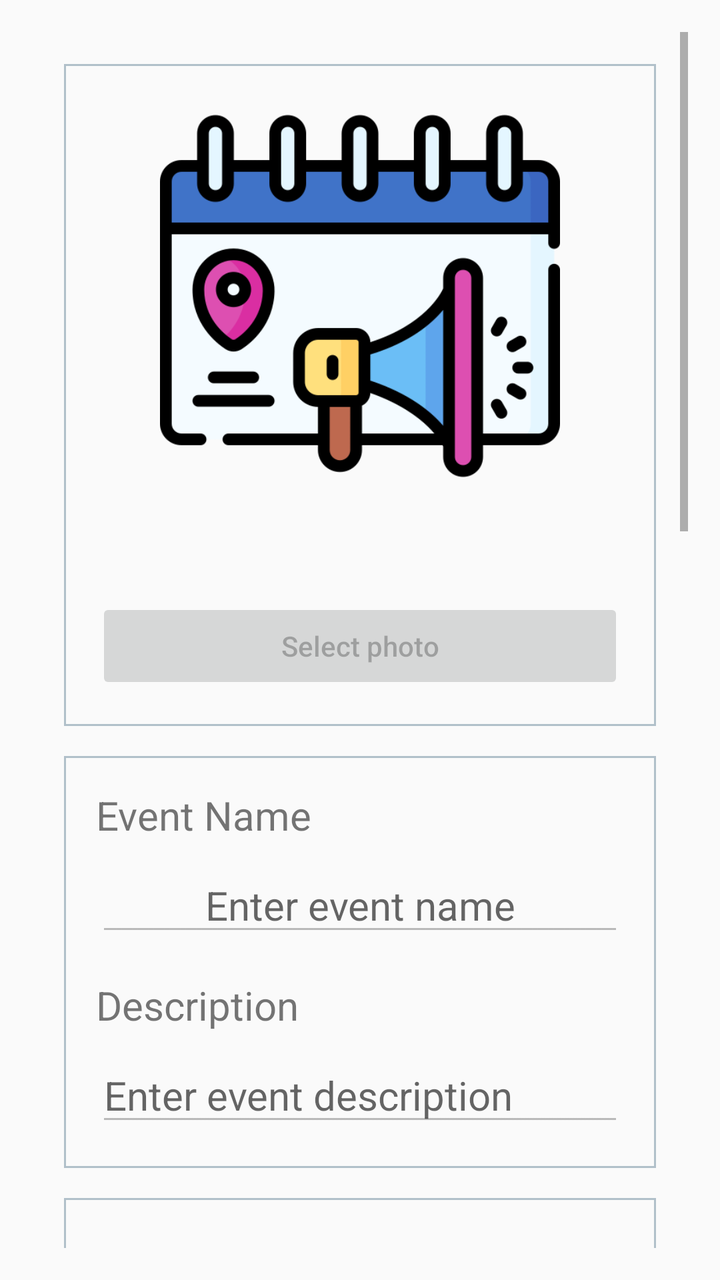
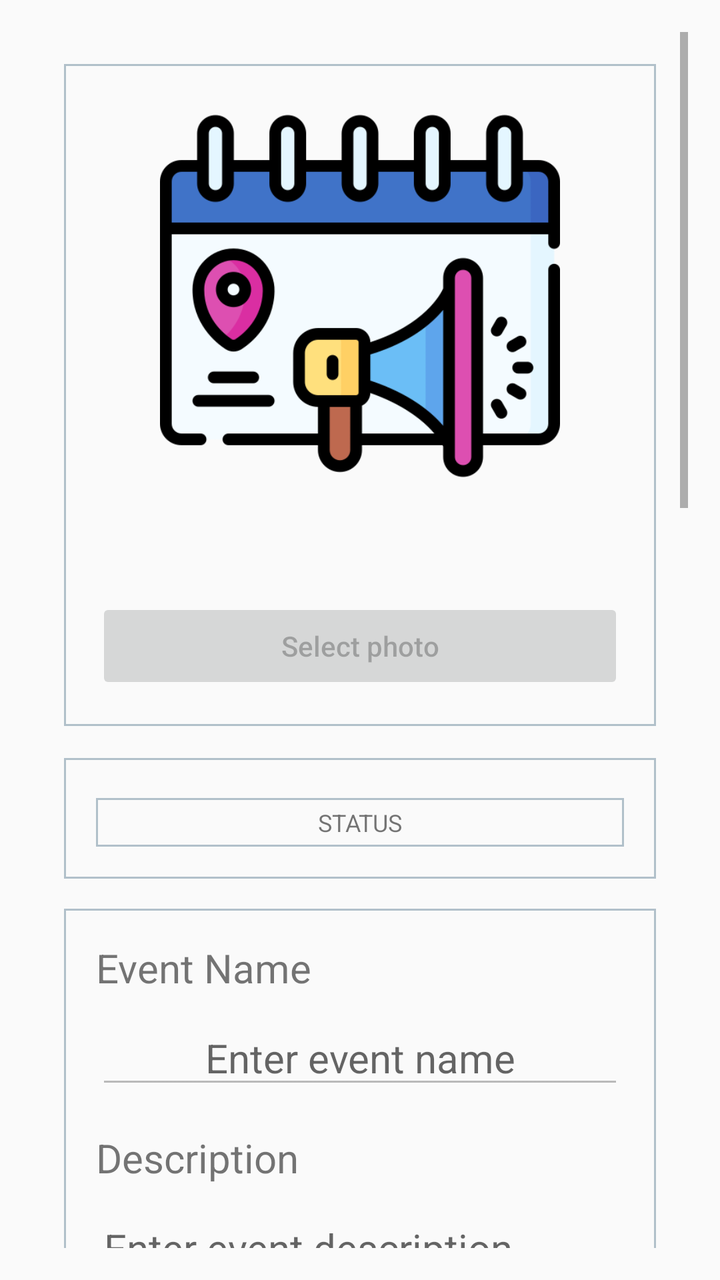

Compare the two renders of this Android layout. The source of the first and the diff that turns it into the second are given below.
<!-- AndroidManifest.xml: application theme MyMaterialTheme -->
<!-- res/layout/activity_event_editable.xml -->
<?xml version="1.0" encoding="utf-8"?>
<ScrollView xmlns:android="http://schemas.android.com/apk/res/android"
    android:layout_width="match_parent"
    android:layout_height="match_parent"
    android:padding="16dp">

    <LinearLayout
        android:layout_width="match_parent"
        android:layout_height="wrap_content"
        android:orientation="vertical"
        android:padding="16dp">
        
        <LinearLayout
            android:layout_width="match_parent"
            android:layout_height="wrap_content"
            android:background="@drawable/edit_text_background_border"
            android:orientation="vertical"
            android:padding="16dp">

            <ImageView
                android:id="@+id/photo"
                android:layout_width="match_parent"
                android:layout_height="200dp"
                android:layout_marginBottom="16dp"
                android:contentDescription="@string/event_photo"
                android:src="@drawable/event_512_512" />

            <TextView
                android:id="@+id/photo_path"
                android:layout_width="wrap_content"
                android:layout_height="wrap_content"
                android:paddingBottom="8dp"
                android:textAlignment="center"
                android:textSize="20sp" />

            <Button
                android:id="@+id/select_photo_button"
                android:layout_width="match_parent"
                android:layout_height="wrap_content"
                android:enabled="false"
                android:text="@string/select_photo"
                android:textAllCaps="false" />
        </LinearLayout>
        
        <LinearLayout
            android:layout_width="match_parent"
            android:layout_height="wrap_content"
            android:layout_marginTop="15dp"
            android:background="@drawable/edit_text_background_border"
            android:orientation="vertical"
            android:padding="16dp">

            <TextView
                android:id="@+id/event_name_label"
                android:layout_width="wrap_content"
                android:layout_height="wrap_content"
                android:paddingBottom="8dp"
                android:text="@string/event_name"
                android:textAlignment="center"
                android:textSize="20sp" />

            <EditText
                android:id="@+id/name"
                android:layout_width="match_parent"
                android:layout_height="wrap_content"
                android:enabled="false"
                android:hint="@string/enter_event_name"
                android:textAlignment="center"
                android:textSize="20sp" />

            <TextView
                android:id="@+id/event_description_label"
                android:layout_width="wrap_content"
                android:layout_height="wrap_content"
                android:paddingTop="16dp"
                android:paddingBottom="8dp"
                android:text="@string/description"
                android:textSize="20sp" />

            <EditText
                android:id="@+id/description"
                android:layout_width="match_parent"
                android:layout_height="wrap_content"
                android:enabled="false"
                android:hint="@string/enter_event_description"
                android:inputType="textMultiLine"
                android:textSize="20sp" />
        </LinearLayout>
        
        <LinearLayout
            android:layout_width="match_parent"
            android:layout_height="wrap_content"
            android:layout_marginTop="15dp"
            android:background="@drawable/edit_text_background_border"
            android:orientation="vertical"
            android:padding="16dp">

            <TextView
                android:id="@+id/event_position_label"
                android:layout_width="match_parent"
                android:layout_height="wrap_content"
                android:paddingTop="16dp"
                android:paddingBottom="8dp"
                android:text="@string/position"
                android:textSize="20sp" />

            <LinearLayout
                android:layout_width="match_parent"
                android:layout_height="wrap_content"
                android:orientation="vertical">

                <TextView
                    android:id="@+id/latitude"
                    android:layout_width="wrap_content"
                    android:layout_height="wrap_content"
                    android:gravity="center"
                    android:hint="@string/event_latitude"
                    android:paddingTop="16dp"
                    android:paddingBottom="8dp"
                    android:textSize="20sp" />

                <TextView
                    android:id="@+id/longitude"
                    android:layout_width="wrap_content"
                    android:layout_height="wrap_content"
                    android:gravity="center"
                    android:hint="@string/event_longitude"
                    android:paddingTop="16dp"
                    android:paddingBottom="8dp"
                    android:textSize="20sp" />
            </LinearLayout>

            <Button
                android:id="@+id/location_map_button"
                android:layout_width="match_parent"
                android:layout_height="wrap_content"
                android:enabled="false"
                android:text="@string/open_map"
                android:textAllCaps="false" />
        </LinearLayout>
        
        <LinearLayout
            android:layout_width="match_parent"
            android:layout_height="wrap_content"
            android:layout_marginTop="15dp"
            android:background="@drawable/edit_text_background_border"
            android:orientation="vertical"
            android:padding="20dp">

            <TextView
                android:id="@+id/event_created_label"
                android:layout_width="wrap_content"
                android:layout_height="wrap_content"
                android:paddingTop="16dp"
                android:paddingBottom="8dp"
                android:text="@string/created"
                android:textSize="20sp" />

            <TextView
                android:id="@+id/event_created"
                android:layout_width="match_parent"
                android:layout_height="wrap_content"
                android:paddingTop="16dp"
                android:paddingBottom="8dp"
                android:textSize="20sp" />

            <TextView
                android:id="@+id/event_starting_label"
                android:layout_width="wrap_content"
                android:layout_height="wrap_content"
                android:paddingTop="16dp"
                android:paddingBottom="8dp"
                android:text="@string/starting"
                android:textSize="20sp" />

            <EditText
                android:id="@+id/starting"
                android:layout_width="match_parent"
                android:layout_height="wrap_content"
                android:clickable="true"
                android:enabled="false"
                android:focusable="false"
                android:hint="@string/starting_date_and_time"
                android:textSize="20sp" />

            <Button
                android:id="@+id/select_starting_date_button"
                android:layout_width="match_parent"
                android:layout_height="wrap_content"
                android:enabled="false"
                android:text="@string/select_stating"
                android:textAllCaps="false" />

            <TextView
                android:id="@+id/event_ending_label"
                android:layout_width="wrap_content"
                android:layout_height="wrap_content"
                android:paddingTop="16dp"
                android:paddingBottom="8dp"
                android:text="@string/ending"
                android:textSize="20sp" />

            <EditText
                android:id="@+id/ending"
                android:layout_width="match_parent"
                android:layout_height="wrap_content"
                android:clickable="true"
                android:enabled="false"
                android:focusable="false"
                android:hint="@string/ending_date_and_time"
                android:textSize="20sp" />

            <Button
                android:id="@+id/select_ending_date_button"
                android:layout_width="match_parent"
                android:layout_height="wrap_content"
                android:enabled="false"
                android:text="@string/select_ending"
                android:textAllCaps="false" />

        </LinearLayout>
        
        <LinearLayout
            android:layout_width="match_parent"
            android:layout_height="wrap_content"
            android:layout_marginTop="15dp"
            android:background="@drawable/edit_text_background_border"
            android:orientation="vertical"
            android:padding="16dp">

            <TextView
                android:id="@+id/event_city_label"
                android:layout_width="wrap_content"
                android:layout_height="wrap_content"
                android:paddingTop="16dp"
                android:paddingBottom="8dp"
                android:text="@string/city"
                android:textSize="20sp" />

            <EditText
                android:id="@+id/city"
                android:layout_width="match_parent"
                android:layout_height="wrap_content"
                android:enabled="false"
                android:hint="@string/enter_city"
                android:textSize="20sp" />

        </LinearLayout>
        
        <Button
            android:id="@+id/edit_save_button"
            android:layout_width="match_parent"
            android:layout_height="wrap_content"
            android:layout_marginTop="15dp"
            android:text="@string/edit" />

        
        <Button
            android:id="@+id/delete_event_button"
            android:layout_width="match_parent"
            android:layout_height="wrap_content"
            android:layout_marginTop="15dp"
            android:text="@string/delete_event" />
    </LinearLayout>
</ScrollView>
<!-- resources referenced by this layout -->
<resources>
  <!-- drawable edit_text_background_border (drawable) -->
  <shape xmlns:android="http://schemas.android.com/apk/res/android">
      <stroke
          android:width="1dp"
          android:color="@color/editTextBorder" />
  </shape>
  <!-- drawable event_512_512: png bitmap (drawable, 26549 bytes) -->
  <string name="city">City</string>
  <string name="created">Created</string>
  <string name="delete_event">Delete event</string>
  <string name="description">Description</string>
  <string name="edit">Edit</string>
  <string name="ending">Ending</string>
  <string name="ending_date_and_time">Ending date and time</string>
  <string name="enter_city">Enter city</string>
  <string name="enter_event_description">Enter event description</string>
  <string name="enter_event_name">Enter event name</string>
  <string name="event_latitude">Event latitude</string>
  <string name="event_longitude">Event longitude</string>
  <string name="event_name">Event Name\t\t\t</string>
  <string name="event_photo">Event photo</string>
  <string name="open_map">Open map</string>
  <string name="position">Position</string>
  <string name="select_ending">Select ending</string>
  <string name="select_photo">Select photo</string>
  <string name="select_stating">Select stating</string>
  <string name="starting">Starting</string>
  <string name="starting_date_and_time">Starting date and time</string>
  <style name="MyMaterialTheme" parent="MyMaterialTheme.Base" />
  <color name="editTextBorder">#b1c0ca</color>
  <style name="MyMaterialTheme.Base" parent="Theme.AppCompat.Light.DarkActionBar">
          
          <item name="windowNoTitle">true</item>
          <item name="windowActionBar">true</item>
  
          <item name="colorPrimary">@color/colorPrimary</item>
          <item name="colorPrimaryDark">@color/colorPrimaryDark</item>
          <item name="colorAccent">@color/colorAccent</item>
      </style>
  <color name="colorPrimary">#125688</color>
  <color name="colorPrimaryDark">#125688</color>
  <color name="colorAccent">#cdd4d9</color>
</resources>

<!-- the commit's change to res/layout/activity_event_editable.xml (unified diff, before → after) -->
@@ -13,6 +13,7 @@
         <LinearLayout
             android:layout_width="match_parent"
             android:layout_height="wrap_content"
+            android:layout_marginBottom="16dp"
             android:background="@drawable/edit_text_background_border"
             android:orientation="vertical"
             android:padding="16dp">
@@ -41,6 +42,28 @@
                 android:text="@string/select_photo"
                 android:textAllCaps="false" />
         </LinearLayout>
+
+        <LinearLayout
+            android:layout_width="match_parent"
+            android:layout_height="wrap_content"
+            android:background="@drawable/edit_text_background_border"
+            android:orientation="vertical"
+            android:padding="16dp">
+
+            <TextView
+                android:id="@+id/status"
+                android:layout_width="match_parent"
+                android:layout_height="wrap_content"
+                android:layout_marginTop="4dp"
+                android:background="@drawable/edit_text_background_border"
+                android:gravity="center"
+                android:paddingHorizontal="8dp"
+                android:paddingVertical="4dp"
+                android:text="STATUS"
+                android:textAllCaps="true"
+                android:textSize="12sp" />
+        </LinearLayout>
+
         
         <LinearLayout
             android:layout_width="match_parent"
